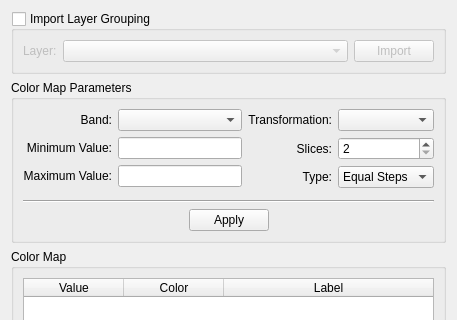
This is src/terralib/qt/widgets/se/ui/ColorMapWidgetForm.ui in claudiobogossian/terralib5 as Qt 5 draws it before an edit; both pictures show x 0 to 457 and y 0 to 320 of the 457 by 588 pixel window. The edited form follows.
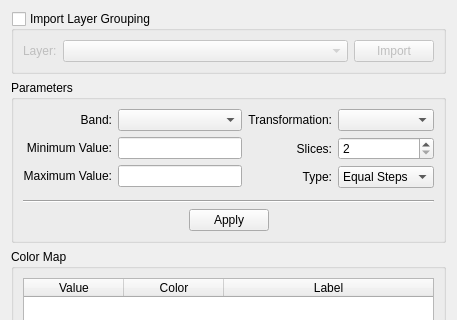
This is the edited form.

Commit message: change the group box name

Diff of the .ui file:
```diff
--- a/src/terralib/qt/widgets/se/ui/ColorMapWidgetForm.ui
+++ b/src/terralib/qt/widgets/se/ui/ColorMapWidgetForm.ui
@@ -62,7 +62,7 @@
      <item row="1" column="0">
       <widget class="QGroupBox" name="m_groupBox">
        <property name="title">
-        <string>Color Map Parameters</string>
+        <string>Parameters</string>
        </property>
        <property name="flat">
         <bool>false</bool>
```
